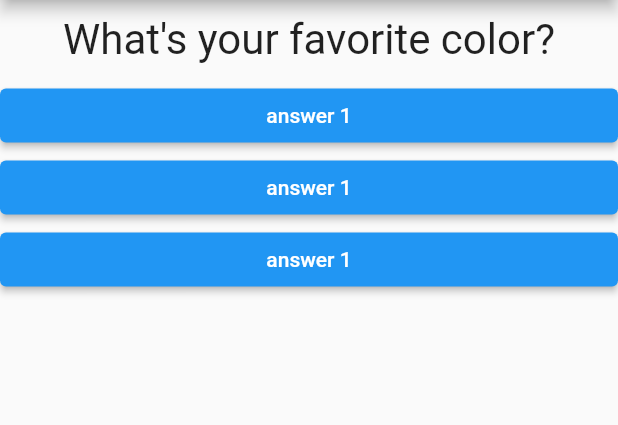
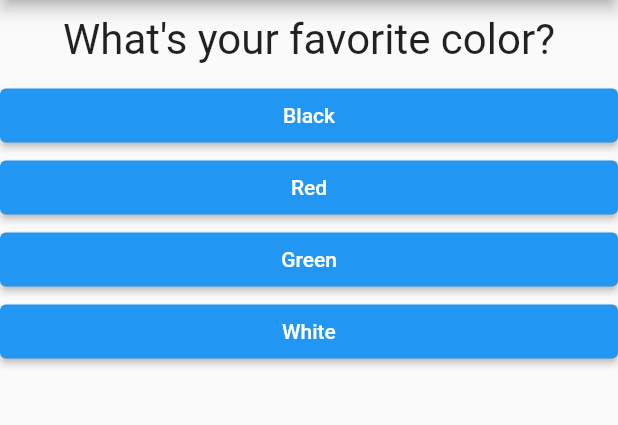
Before and after one commit to alycarniato/flutter-QuizApp, a Flutter app: the screen it shows after launch, on a phone screen of 412 x 824 dp, the part 84-509 px from its top. Run offline on Flutter 3.47's test engine with Material 2 defaults, Android fonts, the phone set to English and light mode, and no system bars.

Commit message:
criacao e implementacao  das listas de respostas

```diff
--- a/lib/answer.dart
+++ b/lib/answer.dart
@@ -2,16 +2,20 @@ import 'package:flutter/material.dart';
 
 class Answer extends StatelessWidget {
   final VoidCallback selectHandler;
+  final String answerText;
 
-  Answer(this.selectHandler);
+  Answer(this.selectHandler, this.answerText);
 
   @override
   Widget build(BuildContext context) {
     return Container(
       width: double.infinity,
       child: ElevatedButton(
+        style: ButtonStyle(
+          backgroundColor: MaterialStateProperty.all(Colors.blue),
+        ),
         onPressed: selectHandler,
-        child: Text('answer 1'),
+        child: Text(answerText),
       ),
     );
   }
--- a/lib/main.dart
+++ b/lib/main.dart
@@ -12,10 +12,6 @@ class MyFirstApp extends StatefulWidget {
 
 class _MyFirstAppState extends State<MyFirstApp> {
   var _questionIndex = 0;
-  var questions = [
-    'What\'s your favorite color?',
-    'What\'s your favorite animal?'
-  ];
 
   void _answerQuestion() {
     setState(() {
@@ -27,6 +23,17 @@ class _MyFirstAppState extends State<MyFirstApp> {
 
   @override
   Widget build(BuildContext context) {
+    var questions = [
+      {
+        'questionText': 'What\'s your favorite color?',
+        'answers': ['Black', 'Red', 'Green', 'White'],
+      },
+      {
+        'questionText': 'What\'s your favorite animal?',
+        'answers': ['Rabbit', 'Snake', 'Elephant', 'Lion'],
+      },
+    ];
+
     return MaterialApp(
       home: Scaffold(
         appBar: AppBar(
@@ -35,10 +42,13 @@ class _MyFirstAppState extends State<MyFirstApp> {
         body: Column(
           // ignore: prefer_const_literals_to_create_immutables
           children: [
-            Question(questions[_questionIndex]),
-            Answer(_answerQuestion),
-            Answer(_answerQuestion),
-            Answer(_answerQuestion),
+            Question(
+              questions[_questionIndex]['questionText'] as String,
+            ),
+            ...(questions[_questionIndex]['answers'] as List<String>)
+                .map((answer) {
+              return Answer(_answerQuestion, answer);
+            }).toList()
           ],
         ),
       ),
```
